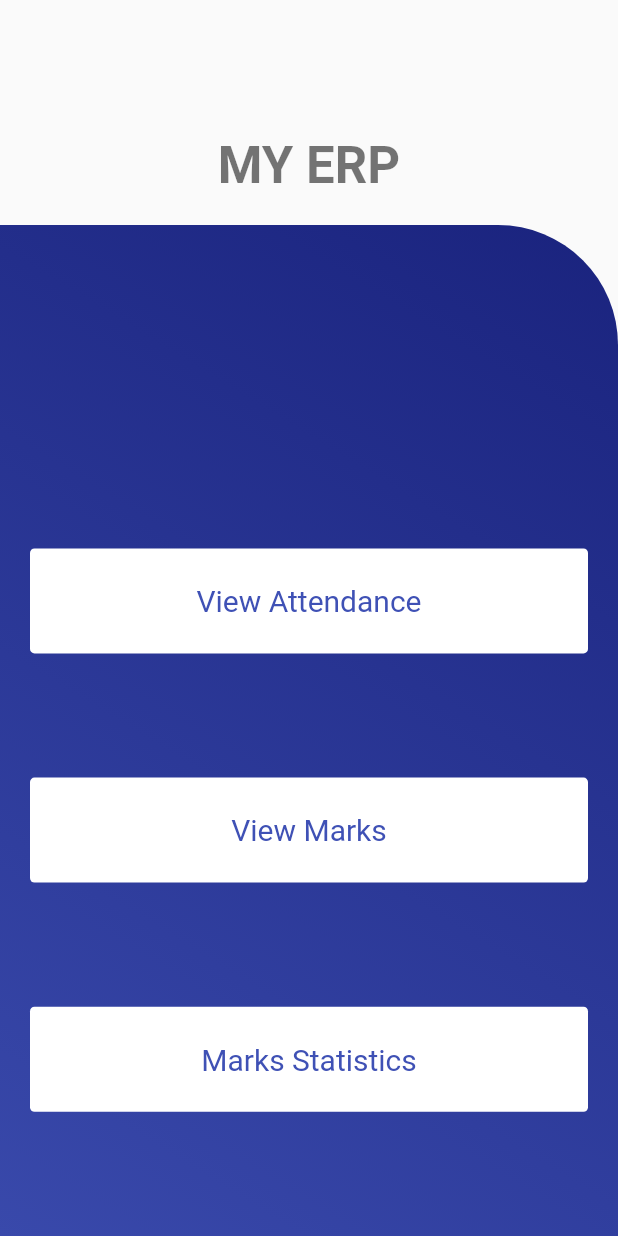
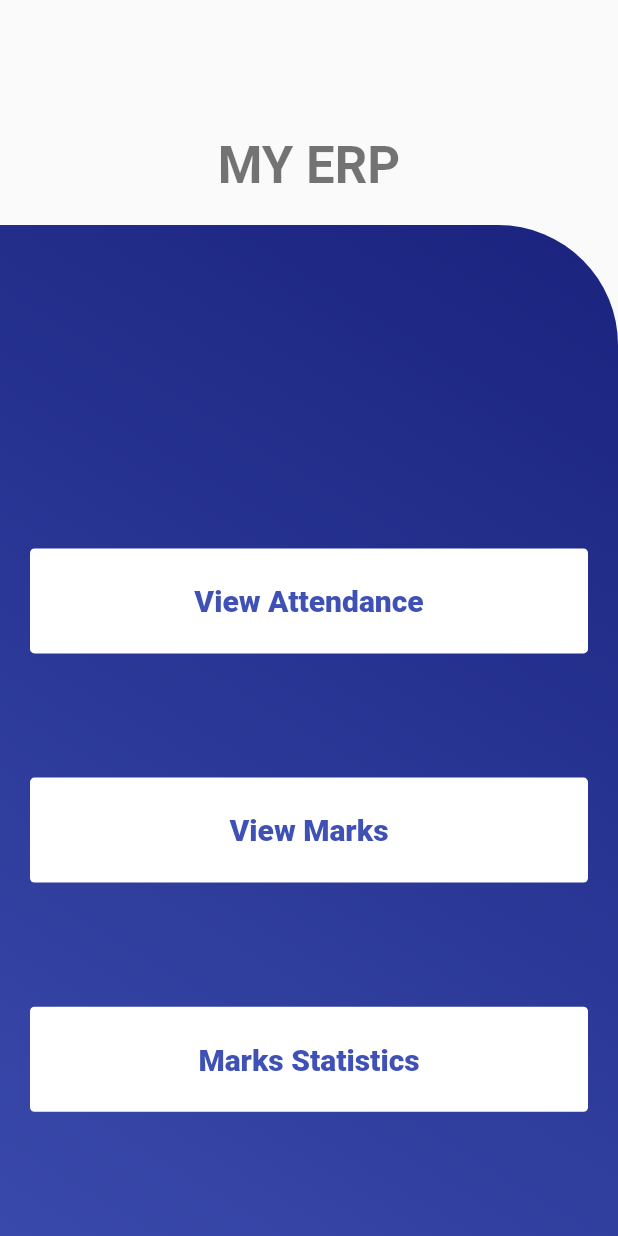
Before and after one commit to aryan29/MY-ERP, a Flutter app: the HomeScreen screen opened directly, on a phone screen of 412 x 824 dp. Run offline on Flutter 3.47's test engine with Material 2 defaults, Android fonts, the phone set to English and light mode, and no system bars; our stand-ins replace cookie_jar, dio, dio_cookie_manager, firebase_database, flutter_local_notifications, flutter_secure_storage and 3 more; missing offline and left inert: workmanager; accounts and stored records are empty.

Commit message:
minor UI fixes 2.1

```diff
--- a/lib/homeScreen.dart
+++ b/lib/homeScreen.dart
@@ -81,7 +81,7 @@ class _HomeScreenState extends State<HomeScreen> {
                                 style: TextStyle(
                                     color: Colors.indigo,
                                     fontSize: 20.0,
-                                    fontWeight: FontWeight.w400)))),
+                                    fontWeight: FontWeight.w800)))),
                   ),
                   InkWell(
                     onTap: () {
@@ -102,7 +102,7 @@ class _HomeScreenState extends State<HomeScreen> {
                                 style: TextStyle(
                                     color: Colors.indigo,
                                     fontSize: 20.0,
-                                    fontWeight: FontWeight.w400)))),
+                                    fontWeight: FontWeight.w800)))),
                   ),
                   InkWell(
                     onTap: () {
@@ -124,7 +124,7 @@ class _HomeScreenState extends State<HomeScreen> {
                                 style: TextStyle(
                                     color: Colors.indigo,
                                     fontSize: 20.0,
-                                    fontWeight: FontWeight.w400)))),
+                                    fontWeight: FontWeight.w800)))),
                   ),
                 ],
               ),
--- a/lib/main.dart
+++ b/lib/main.dart
@@ -82,8 +82,8 @@ void callbackDispatcher() {
       var platform = new NotificationDetails(android1, ios1);
       await flutterLocalNotificationsPlugin.show(
           0,
-          'Attendance Seem to be changed',
-          'Check out yours new attendance by clicking me',
+          'Attendance updated',
+          'Click here to check it',
           platform,
           payload: "Anything you say");
     }
```
